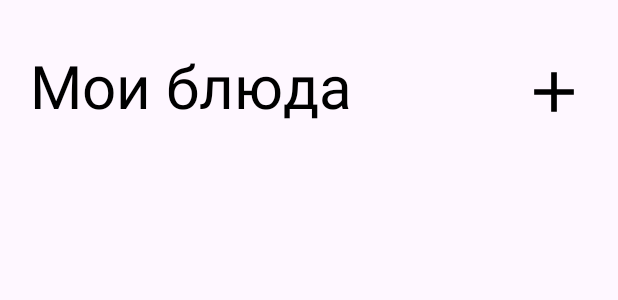
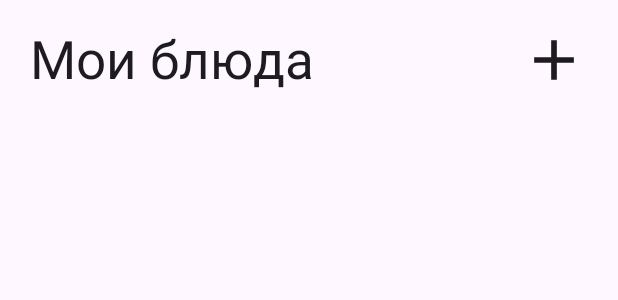
Before and after one commit to gleb7499/My-dishes, an Android app: the layout activity_main.xml on its own in the app's theme, with its tools: preview values and no code run, on a phone screen of 412 x 824 dp. Shown: the top 300 px of the screen. Run offline under Robolectric (Android 15) with nearby library versions, the phone set to English and light mode, and no system bars.

Commit message:
Рефакторинг обработки отступов и обновление темы интерфейса
Перенёс логику обработки системных отступов в новый утилитный класс ViewUtils. Обновил AddActivity и MainActivity, чтобы использовать единый подход. Улучшил внешний вид edge-to-edge и прозрачность системных панелей через темы и макеты. Обновил векторные иконки и макеты, теперь цвета задаются через атрибуты темы для лучшей поддержки светлой и тёмной темы и более целостного визуального стиля.

```diff
--- a/src/main/res/drawable/baseline_add_24.xml
+++ b/src/main/res/drawable/baseline_add_24.xml
@@ -1,5 +1,12 @@
-<vector xmlns:android="http://schemas.android.com/apk/res/android" android:height="24dp" android:tint="#000000" android:viewportHeight="24" android:viewportWidth="24" android:width="24dp">
+<vector xmlns:android="http://schemas.android.com/apk/res/android"
+    android:width="24dp"
+    android:height="24dp"
+    android:tint="?attr/colorOnBackground"
+    android:viewportWidth="24"
+    android:viewportHeight="24">
 
-    <path android:fillColor="@android:color/white" android:pathData="M19,13h-6v6h-2v-6H5v-2h6V5h2v6h6v2z"/>
+    <path
+        android:fillColor="@android:color/white"
+        android:pathData="M19,13h-6v6h-2v-6H5v-2h6V5h2v6h6v2z" />
 
 </vector>
--- a/src/main/res/layout/activity_main.xml
+++ b/src/main/res/layout/activity_main.xml
@@ -2,16 +2,17 @@
 <androidx.constraintlayout.widget.ConstraintLayout xmlns:android="http://schemas.android.com/apk/res/android"
     xmlns:app="http://schemas.android.com/apk/res-auto"
     xmlns:tools="http://schemas.android.com/tools"
-    android:id="@+id/main"
+    android:id="@+id/mainActivity"
     android:layout_width="match_parent"
     android:layout_height="match_parent"
+    android:backgroundTint="?attr/colorBackgroundFloating"
     tools:context=".MainActivity">
 
     <LinearLayout
         android:id="@+id/linear_layout"
         android:layout_width="match_parent"
         android:layout_height="wrap_content"
-        android:layout_marginTop="30dp"
+        android:layout_marginTop="15dp"
         app:layout_constraintBottom_toTopOf="@+id/recyclerView"
         app:layout_constraintEnd_toEndOf="parent"
         app:layout_constraintStart_toStartOf="parent"
@@ -24,8 +25,8 @@
             android:layout_marginStart="20dp"
             android:layout_weight="1"
             android:text="@string/my_dishes"
-            android:textColor="@color/black"
-            android:textSize="40sp" />
+            android:textColor="?attr/colorOnBackground"
+            android:textSize="35sp" />
 
         <ImageButton
             android:id="@+id/addButton"
@@ -44,7 +45,6 @@
         android:id="@+id/recyclerView"
         android:layout_width="match_parent"
         android:layout_height="0dp"
-        android:layout_marginTop="30dp"
         app:layout_constraintBottom_toBottomOf="parent"
         app:layout_constraintEnd_toEndOf="parent"
         app:layout_constraintStart_toStartOf="parent"
--- a/src/main/res/values-night/themes.xml
+++ b/src/main/res/values-night/themes.xml
@@ -1,7 +1,10 @@
-<resources xmlns:tools="http://schemas.android.com/tools">
+<resources>
     <!-- Base application theme. -->
     <style name="Base.Theme.MyDishes" parent="Theme.Material3.DayNight.NoActionBar">
-        <!-- Customize your dark theme here. -->
-        <!-- <item name="colorPrimary">@color/my_dark_primary</item> -->
+        <item name="android:navigationBarColor">@android:color/transparent</item>
+        <item name="android:statusBarColor">@android:color/transparent</item>
+        <item name="android:windowDrawsSystemBarBackgrounds">true</item>
+        <item name="android:windowTranslucentNavigation">true</item>
+        <item name="android:windowTranslucentStatus">true</item>
     </style>
 </resources>
--- a/src/main/res/values-v23/themes.xml
+++ b/src/main/res/values-v23/themes.xml
@@ -1,8 +1,11 @@
-<resources xmlns:tools="http://schemas.android.com/tools">
-  <style name="Theme.MyDishes" parent="Base.Theme.MyDishes">
-    <!-- Transparent system bars for edge-to-edge. -->
-    <item name="android:navigationBarColor">@android:color/transparent</item>
-    <item name="android:statusBarColor">@android:color/transparent</item>
-    <item name="android:windowLightStatusBar">?attr/isLightTheme</item>
-  </style>
+<resources>
+
+    <style name="Theme.MyDishes" parent="Base.Theme.MyDishes">
+        <!-- Transparent system bars for edge-to-edge. -->
+        <item name="android:navigationBarColor">@android:color/transparent</item>
+        <item name="android:statusBarColor">@android:color/transparent</item>
+        <item name="android:windowDrawsSystemBarBackgrounds">true</item>
+        <item name="android:windowTranslucentNavigation">true</item>
+        <item name="android:windowTranslucentStatus">true</item>
+    </style>
 </resources>
--- a/src/main/res/values/themes.xml
+++ b/src/main/res/values/themes.xml
@@ -1,14 +1,17 @@
-<resources xmlns:tools="http://schemas.android.com/tools">
+<resources>
     <!-- Base application theme. -->
     <style name="Base.Theme.MyDishes" parent="Theme.Material3.DayNight.NoActionBar">
-        <!-- Customize your light theme here. -->
-        <!-- <item name="colorPrimary">@color/my_light_primary</item> -->
+        <item name="android:navigationBarColor">@android:color/transparent</item>
+        <item name="android:statusBarColor">@android:color/transparent</item>
+        <item name="android:windowDrawsSystemBarBackgrounds">true</item>
+        <item name="android:windowTranslucentNavigation">true</item>
+        <item name="android:windowTranslucentStatus">true</item>
     </style>
 
     <style name="Theme.MyDishes" parent="Base.Theme.MyDishes" />
 
     <style name="CustomProgressBar" parent="Widget.AppCompat.ProgressBar">
-        <item name="android:indeterminateTint">?attr/colorPrimary</item>
+        <item name="android:indeterminateTint">?attr/colorOnBackground</item>
     </style>
 
 </resources>
```
Also changed, not shown: src/main/java/com/mydishes/mydishes/AddActivity.java (+14 -27 lines), src/main/java/com/mydishes/mydishes/MainActivity.java (+4 -21 lines), src/main/java/com/mydishes/mydishes/utils/ViewUtils.java (added, +26 -0 lines), src/main/res/drawable/error_image.xml (+9 -2 lines), src/main/res/drawable/placeholder.xml (+9 -2 lines), src/main/res/layout/activity_add.xml (+18 -8 lines), src/main/res/layout/recycler_view_dishes.xml (+11 -4 lines).
